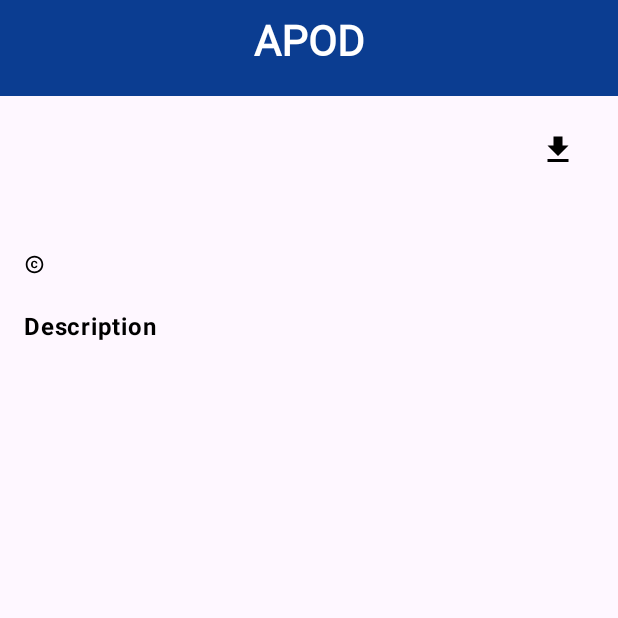
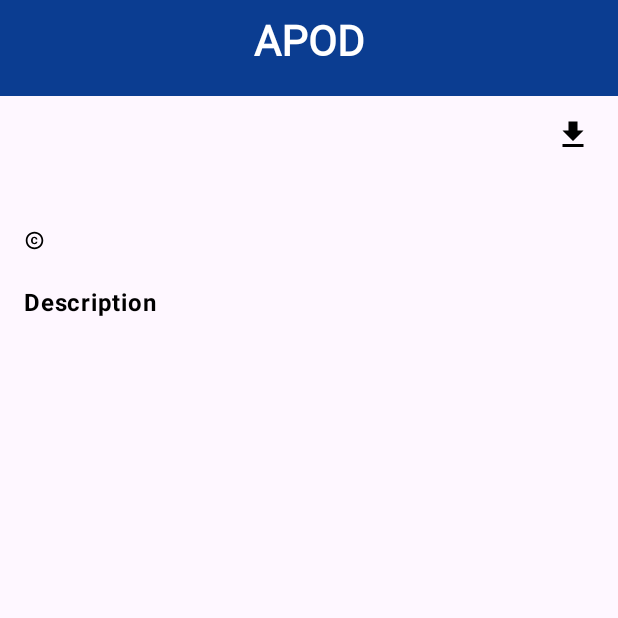
Before and after one commit to jshapter/NASA_APOD, an Android app built with Jetpack Compose: the composable DisplayApod called with empty values, on a phone screen of 412 x 824 dp, the top half of it. Run offline under Robolectric (Android 15) with nearby library versions, the phone set to English and light mode, and no system bars; pictures from the network do not load; Roboto replaces fonts that are not available here.

```diff
--- a/app/src/main/java/com/example/nasaapod/ui/ApodViewModel.kt
+++ b/app/src/main/java/com/example/nasaapod/ui/ApodViewModel.kt
@@ -50,6 +50,7 @@ class ApodViewModel : ViewModel() {
                 val dateFormatter = DateTimeFormatter.ofPattern("dd-MMMM-yyyy")
                 val date = toDate.format(dateFormatter)
 
+                // Incorrect warning for condition always being false. It can be.
                 if (apodResult.copyright == null) {
                     copyright = "null"
                 }
--- a/app/src/main/java/com/example/nasaapod/ui/DisplayApod.kt
+++ b/app/src/main/java/com/example/nasaapod/ui/DisplayApod.kt
@@ -81,11 +81,13 @@ fun DisplayApod(
                                     fontSize = 22.sp,
                                     fontWeight = FontWeight.Bold,
                                     maxLines = 1,
-                                    overflow = TextOverflow.Ellipsis
+                                    overflow = TextOverflow.Ellipsis,
                                 )
                                 IconButton(
-                                    onClick = { /*TODO*/ })
-                                {
+                                    onClick = { /*TODO*/ },
+                                    modifier = Modifier
+                                        .size(28.dp)
+                                ) {
                                     Icon(
                                         Icons.Default.Download,
                                         contentDescription = "download"
@@ -94,8 +96,10 @@ fun DisplayApod(
                             }
                             Text(
                                 text = date,
-                                fontSize = 14.sp,
-                                modifier = Modifier.alpha(0.8f)
+                                fontSize = 12.sp,
+                                modifier = Modifier
+                                    .alpha(0.8f)
+                                    .padding(bottom = 4.dp)
                             )
                         }
                     }
@@ -145,10 +149,11 @@ fun DisplayApod(
                             )
                             Text(
                                 modifier = Modifier
-                                    .padding(top = 8.dp, bottom = 16.dp)
+                                    .padding(top = 6.dp, bottom = 16.dp)
                                     .alpha(0.8f),
                                 text = description,
-                                letterSpacing = 0.1.sp
+                                fontSize = 14.sp,
+                                lineHeight = 18.sp
                             )
                         }
                     }
```
Also changed, not shown: app/src/main/res/mipmap-hdpi/ic_launcher.webp (deleted), app/src/main/res/mipmap-hdpi/ic_launcher_round.webp (deleted), app/src/main/res/mipmap-mdpi/ic_launcher.webp (deleted), app/src/main/res/mipmap-mdpi/ic_launcher_round.webp (deleted), app/src/main/res/mipmap-xhdpi/ic_launcher.webp (deleted), app/src/main/res/mipmap-xhdpi/ic_launcher_round.webp (deleted), app/src/main/res/mipmap-xxhdpi/ic_launcher.webp (deleted), app/src/main/res/mipmap-xxhdpi/ic_launcher_round.webp (deleted), app/src/main/res/mipmap-xxxhdpi/ic_launcher.webp (deleted), app/src/main/res/mipmap-xxxhdpi/ic_launcher_round.webp (deleted).
